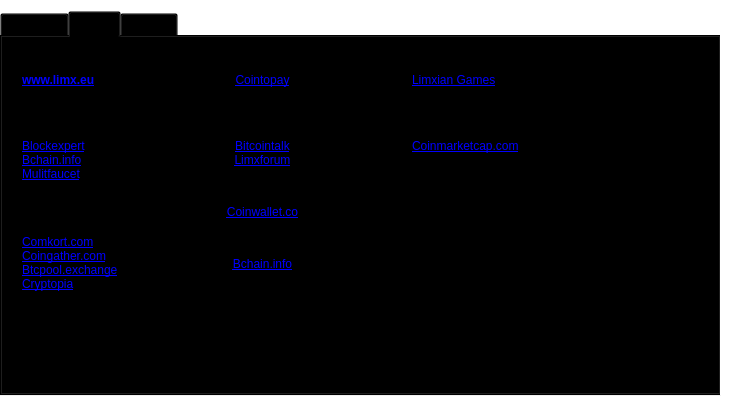
IParn/LimecoinX, file src/qt/forms/overviewpage.ui: the form before one commit.
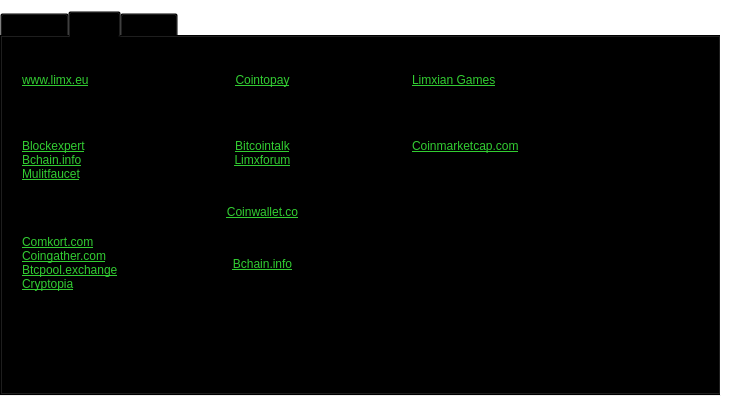
The form after the commit. The open tabs and pages were chosen to show the change.

Patch:
```diff
--- a/src/qt/forms/overviewpage.ui
+++ b/src/qt/forms/overviewpage.ui
@@ -402,7 +402,7 @@
         </rect>
        </property>
        <property name="text">
-        <string>&lt;html&gt;&lt;head/&gt;&lt;body&gt;&lt;p&gt;&lt;span style=&quot; font-size:9pt; font-weight:600;&quot;&gt;Main Website&lt;/span&gt;&lt;/p&gt;&lt;p&gt;&lt;a href=&quot;http://www.limx.eu&quot;&gt;&lt;span style=&quot; font-size:9pt; font-weight:600; text-decoration: underline; color:#0000ff;&quot;&gt;www.limx.eu&lt;/span&gt;&lt;/a&gt;&lt;span style=&quot; font-size:9pt;&quot;&gt;&lt;br/&gt;&lt;/span&gt;&lt;/p&gt;&lt;p&gt;&lt;span style=&quot; font-size:9pt; font-weight:600;&quot;&gt;Blockexplorer&lt;/span&gt;&lt;/p&gt;&lt;p&gt;&lt;a href=&quot;http://blockexperts.com/limx&quot;&gt;&lt;span style=&quot; text-decoration: underline; color:#0000ff;&quot;&gt;Blockexpert&lt;br/&gt;Bchain.info&lt;br/&gt;&lt;/span&gt;&lt;/a&gt;&lt;a href=&quot;http://www.multifaucet.tk/index.php?blockexplorer=LIMX&quot;&gt;&lt;span style=&quot; text-decoration: underline; color:#0000ff;&quot;&gt;Mulitfaucet&lt;/span&gt;&lt;/a&gt;&lt;span style=&quot; font-size:9pt;&quot;&gt;&lt;br/&gt;&lt;/span&gt;&lt;/p&gt;&lt;p&gt;&lt;span style=&quot; font-size:9pt; font-weight:600;&quot;&gt;Exchanges&lt;br/&gt;&lt;/span&gt;&lt;span style=&quot; font-size:9pt;&quot;&gt;&lt;br/&gt;&lt;/span&gt;&lt;a href=&quot;https://comkort.com/trade/limx_btc&quot;&gt;&lt;span style=&quot; text-decoration: underline; color:#0000ff;&quot;&gt;Comkort.com&lt;/span&gt;&lt;/a&gt;&lt;a href=&quot;https://coingather.com&quot;&gt;&lt;span style=&quot; text-decoration: underline; color:#0000ff;&quot;&gt;&lt;br/&gt;Coingather.com&lt;/span&gt;&lt;/a&gt;&lt;a href=&quot;https://coingather.com&quot;&gt;&lt;span style=&quot; font-weight:600; text-decoration: underline; color:#0000ff;&quot;&gt;&lt;br/&gt;&lt;/span&gt;&lt;/a&gt;&lt;a href=&quot;http://blockexperts.com/limx&quot;&gt;&lt;span style=&quot; text-decoration: underline; color:#0000ff;&quot;&gt;Btcpool.exchange&lt;/span&gt;&lt;/a&gt;&lt;br/&gt;&lt;a href=&quot;https://www.cryptopia.co.nz/&quot;&gt;&lt;span style=&quot; text-decoration: underline; color:#0000ff;&quot;&gt;Cryptopia&lt;/span&gt;&lt;/a&gt;&lt;/p&gt;&lt;p&gt;&lt;span style=&quot; font-size:9pt;&quot;&gt;&lt;br/&gt;&lt;/span&gt;&lt;/p&gt;&lt;/body&gt;&lt;/html&gt;</string>
+        <string>&lt;html&gt;&lt;head/&gt;&lt;body&gt;&lt;p&gt;&lt;span style=&quot; font-size:9pt; font-weight:600;&quot;&gt;Main Website&lt;/span&gt;&lt;/p&gt;&lt;p&gt;&lt;a href=&quot;http://www.limx.eu&quot;&gt;&lt;span style=&quot; text-decoration: underline; color:#32cd32;&quot;&gt;www.limx.eu&lt;/span&gt;&lt;/a&gt;&lt;span style=&quot; font-size:9pt;&quot;&gt;&lt;br/&gt;&lt;/span&gt;&lt;/p&gt;&lt;p&gt;&lt;span style=&quot; font-size:9pt; font-weight:600;&quot;&gt;Blockexplorer&lt;/span&gt;&lt;/p&gt;&lt;p&gt;&lt;a href=&quot;http://blockexperts.com/limx&quot;&gt;&lt;span style=&quot; text-decoration: underline; color:#32cd32;&quot;&gt;Blockexpert&lt;br/&gt;Bchain.info&lt;br/&gt;&lt;/span&gt;&lt;/a&gt;&lt;a href=&quot;http://www.multifaucet.tk/index.php?blockexplorer=LIMX&quot;&gt;&lt;span style=&quot; text-decoration: underline; color:#32cd32;&quot;&gt;Mulitfaucet&lt;/span&gt;&lt;/a&gt;&lt;span style=&quot; font-size:9pt;&quot;&gt;&lt;br/&gt;&lt;/span&gt;&lt;/p&gt;&lt;p&gt;&lt;span style=&quot; font-size:9pt; font-weight:600;&quot;&gt;Exchanges&lt;br/&gt;&lt;/span&gt;&lt;span style=&quot; font-size:9pt;&quot;&gt;&lt;br/&gt;&lt;/span&gt;&lt;a href=&quot;https://comkort.com/trade/limx_btc&quot;&gt;&lt;span style=&quot; text-decoration: underline; color:#32cd32;&quot;&gt;Comkort.com&lt;/span&gt;&lt;/a&gt;&lt;a href=&quot;https://coingather.com&quot;&gt;&lt;span style=&quot; text-decoration: underline; color:#32cd32;&quot;&gt;&lt;br/&gt;Coingather.com&lt;/span&gt;&lt;/a&gt;&lt;a href=&quot;https://coingather.com&quot;&gt;&lt;span style=&quot; font-weight:600; text-decoration: underline; color:#32cd32;&quot;&gt;&lt;br/&gt;&lt;/span&gt;&lt;/a&gt;&lt;a href=&quot;http://blockexperts.com/limx&quot;&gt;&lt;span style=&quot; text-decoration: underline; color:#32cd32;&quot;&gt;Btcpool.exchange&lt;/span&gt;&lt;/a&gt;&lt;span style=&quot; color:#32cd32;&quot;&gt;&lt;br/&gt;&lt;/span&gt;&lt;a href=&quot;https://www.cryptopia.co.nz/&quot;&gt;&lt;span style=&quot; text-decoration: underline; color:#32cd32;&quot;&gt;Cryptopia&lt;/span&gt;&lt;/a&gt;&lt;/p&gt;&lt;p&gt;&lt;span style=&quot; font-size:9pt;&quot;&gt;&lt;br/&gt;&lt;/span&gt;&lt;/p&gt;&lt;/body&gt;&lt;/html&gt;</string>
        </property>
        <property name="alignment">
         <set>Qt::AlignLeading|Qt::AlignLeft|Qt::AlignTop</set>
@@ -427,7 +427,7 @@
         </sizepolicy>
        </property>
        <property name="text">
-        <string>&lt;html&gt;&lt;head/&gt;&lt;body&gt;&lt;p&gt;&lt;span style=&quot; font-size:9pt; font-weight:600;&quot;&gt;Crypto Payment Service&lt;/span&gt;&lt;/p&gt;&lt;p&gt;&lt;a href=&quot;http://cointopay.com/&quot;&gt;&lt;span style=&quot; text-decoration: underline; color:#0000ff;&quot;&gt;Cointopay&lt;/span&gt;&lt;/a&gt;&lt;span style=&quot; font-size:9pt;&quot;&gt;&lt;br/&gt;&lt;/span&gt;&lt;/p&gt;&lt;p&gt;&lt;span style=&quot; font-size:9pt; font-weight:600;&quot;&gt;Forum&lt;/span&gt;&lt;/p&gt;&lt;p&gt;&lt;a href=&quot;https://bitcointalk.org/index.php?topic=895425.0&quot;&gt;&lt;span style=&quot; text-decoration: underline; color:#0000ff;&quot;&gt;Bitcointalk&lt;br/&gt;&lt;/span&gt;&lt;/a&gt;&lt;a href=&quot;http://www.limx.eu/forum/index.php&quot;&gt;&lt;span style=&quot; text-decoration: underline; color:#0000ff;&quot;&gt;Limxforum&lt;/span&gt;&lt;/a&gt;&lt;/p&gt;&lt;p&gt;&lt;span style=&quot; font-size:9pt; font-weight:600;&quot;&gt;Premium Onlinewallet&lt;/span&gt;&lt;/p&gt;&lt;p&gt;&lt;a href=&quot;https://coinwallet.co/en/currency/LIMX&quot;&gt;&lt;span style=&quot; text-decoration: underline; color:#0000ff;&quot;&gt;Coinwallet.co&lt;/span&gt;&lt;/a&gt;&lt;/p&gt;&lt;p&gt;&lt;span style=&quot; font-size:9pt; font-weight:600;&quot;&gt;Faucet&lt;/span&gt;&lt;/p&gt;&lt;p&gt;&lt;a href=&quot;https://bchain.info/LIMX/faucet&quot;&gt;&lt;span style=&quot; text-decoration: underline; color:#0000ff;&quot;&gt;Bchain.info&lt;/span&gt;&lt;/a&gt;&lt;/p&gt;&lt;/body&gt;&lt;/html&gt;</string>
+        <string>&lt;html&gt;&lt;head/&gt;&lt;body&gt;&lt;p&gt;&lt;span style=&quot; font-size:9pt; font-weight:600;&quot;&gt;Payment Gateway&lt;/span&gt;&lt;/p&gt;&lt;p&gt;&lt;a href=&quot;http://cointopay.com/&quot;&gt;&lt;span style=&quot; text-decoration: underline; color:#32cd32;&quot;&gt;Cointopay&lt;/span&gt;&lt;/a&gt;&lt;span style=&quot; font-size:9pt;&quot;&gt;&lt;br/&gt;&lt;/span&gt;&lt;/p&gt;&lt;p&gt;&lt;span style=&quot; font-size:9pt; font-weight:600;&quot;&gt;Forum&lt;/span&gt;&lt;/p&gt;&lt;p&gt;&lt;a href=&quot;https://bitcointalk.org/index.php?topic=895425.0&quot;&gt;&lt;span style=&quot; text-decoration: underline; color:#32cd32;&quot;&gt;Bitcointalk&lt;br/&gt;&lt;/span&gt;&lt;/a&gt;&lt;a href=&quot;http://www.limx.eu/forum/index.php&quot;&gt;&lt;span style=&quot; text-decoration: underline; color:#32cd32;&quot;&gt;Limxforum&lt;/span&gt;&lt;/a&gt;&lt;/p&gt;&lt;p&gt;&lt;span style=&quot; font-size:9pt; font-weight:600;&quot;&gt;Premium Onlinewallet&lt;/span&gt;&lt;/p&gt;&lt;p&gt;&lt;a href=&quot;https://coinwallet.co/en/currency/LIMX&quot;&gt;&lt;span style=&quot; text-decoration: underline; color:#32cd32;&quot;&gt;Coinwallet.co&lt;/span&gt;&lt;/a&gt;&lt;/p&gt;&lt;p&gt;&lt;span style=&quot; font-size:9pt; font-weight:600;&quot;&gt;Faucet&lt;/span&gt;&lt;/p&gt;&lt;p&gt;&lt;a href=&quot;https://bchain.info/LIMX/faucet&quot;&gt;&lt;span style=&quot; text-decoration: underline; color:#32cd32;&quot;&gt;Bchain.info&lt;/span&gt;&lt;/a&gt;&lt;/p&gt;&lt;/body&gt;&lt;/html&gt;</string>
        </property>
        <property name="alignment">
         <set>Qt::AlignHCenter|Qt::AlignTop</set>
@@ -452,7 +452,7 @@
         </sizepolicy>
        </property>
        <property name="text">
-        <string>&lt;html&gt;&lt;head/&gt;&lt;body&gt;&lt;p&gt;&lt;span style=&quot; font-size:9pt; font-weight:600;&quot;&gt;Games&lt;/span&gt;&lt;/p&gt;&lt;p&gt;&lt;a href=&quot;http://www.limxian.net&quot;&gt;&lt;span style=&quot; text-decoration: underline; color:#0000ff;&quot;&gt;Limxian Games&lt;/span&gt;&lt;/a&gt;&lt;/p&gt;&lt;p&gt;&lt;span style=&quot; font-size:9pt; font-weight:600;&quot;&gt;&lt;br/&gt;Coinranking&lt;/span&gt;&lt;/p&gt;&lt;p&gt;&lt;a href=&quot;http://coinmarketcap.com/&quot;&gt;&lt;span style=&quot; text-decoration: underline; color:#0000ff;&quot;&gt;Coinmarketcap.com&lt;/span&gt;&lt;/a&gt;&lt;/p&gt;&lt;p&gt;&lt;br/&gt;&lt;/p&gt;&lt;/body&gt;&lt;/html&gt;</string>
+        <string>&lt;html&gt;&lt;head/&gt;&lt;body&gt;&lt;p&gt;&lt;span style=&quot; font-size:9pt; font-weight:600;&quot;&gt;Games&lt;/span&gt;&lt;/p&gt;&lt;p&gt;&lt;a href=&quot;http://www.limxian.net&quot;&gt;&lt;span style=&quot; text-decoration: underline; color:#32cd32;&quot;&gt;Limxian Games&lt;/span&gt;&lt;/a&gt;&lt;/p&gt;&lt;p&gt;&lt;span style=&quot; font-size:9pt; font-weight:600;&quot;&gt;&lt;br/&gt;Coinranking&lt;/span&gt;&lt;/p&gt;&lt;p&gt;&lt;a href=&quot;http://coinmarketcap.com/&quot;&gt;&lt;span style=&quot; text-decoration: underline; color:#32cd32;&quot;&gt;Coinmarketcap.com&lt;/span&gt;&lt;/a&gt;&lt;/p&gt;&lt;p&gt;&lt;br/&gt;&lt;/p&gt;&lt;/body&gt;&lt;/html&gt;</string>
        </property>
        <property name="alignment">
         <set>Qt::AlignLeading|Qt::AlignLeft|Qt::AlignTop</set>
```
